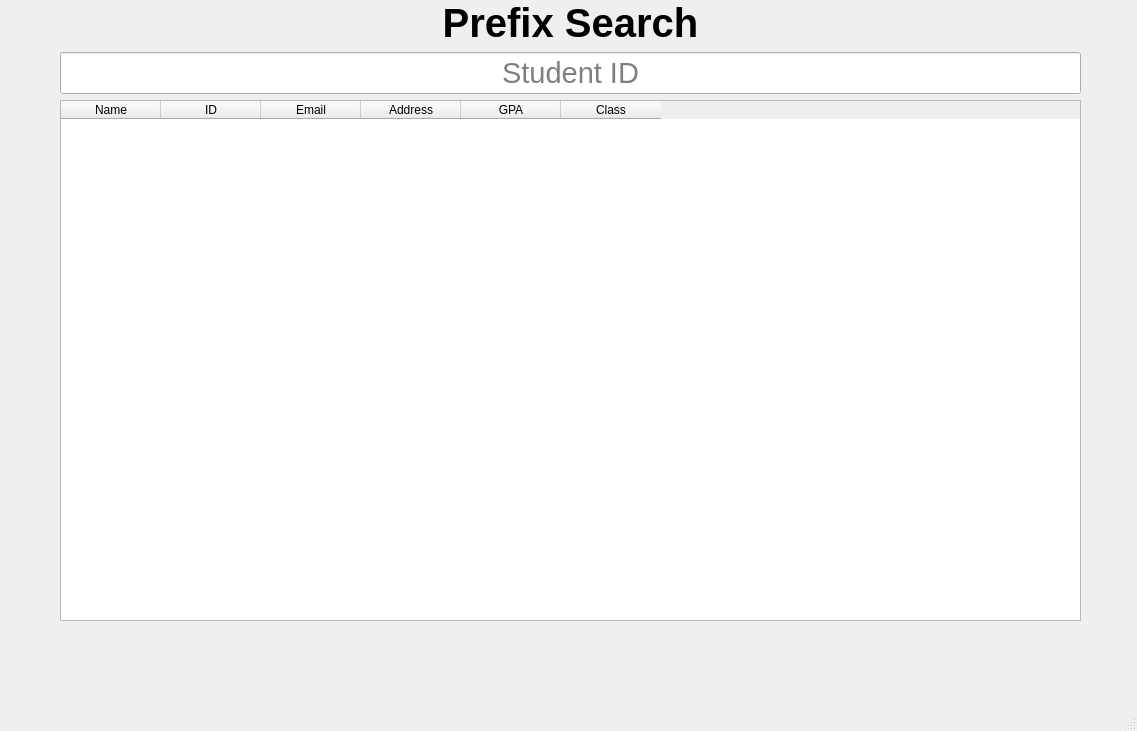
Before: the Qt Designer form GUI/StudentManagementSystem/searchstudentbyhashmap.ui in AppDevIn/StudentManagement, drawn with Qt 5.
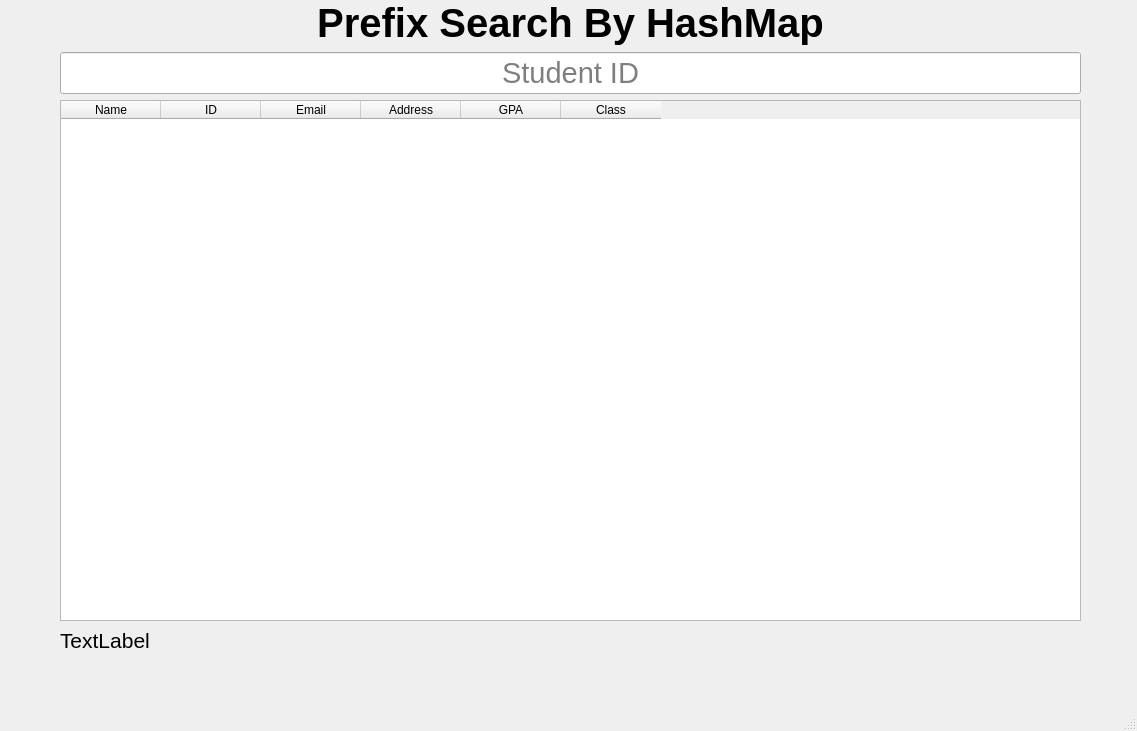
After: the same form once the commit is applied.

Commit message: ✨  Show timing for the search

Diff of the .ui file:
```diff
--- a/GUI/StudentManagementSystem/searchstudentbyhashmap.ui
+++ b/GUI/StudentManagementSystem/searchstudentbyhashmap.ui
@@ -34,7 +34,7 @@
         </font>
        </property>
        <property name="text">
-        <string>Prefix Search</string>
+        <string>Prefix Search By HashMap</string>
        </property>
        <property name="alignment">
         <set>Qt::AlignCenter</set>
@@ -99,6 +99,24 @@
      </item>
     </layout>
    </widget>
+   <widget class="QLabel" name="label_time">
+    <property name="geometry">
+     <rect>
+      <x>60</x>
+      <y>630</y>
+      <width>171</width>
+      <height>21</height>
+     </rect>
+    </property>
+    <property name="font">
+     <font>
+      <pointsize>16</pointsize>
+     </font>
+    </property>
+    <property name="text">
+     <string>TextLabel</string>
+    </property>
+   </widget>
   </widget>
   <widget class="QMenuBar" name="menubar">
    <property name="geometry">
```
The commit also changes 8 other files.
